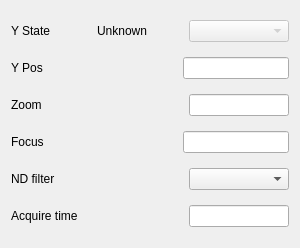
Qt form PPM_centroid/Imager_controls.ui (mseaberg/slit_alignment) before a commit.
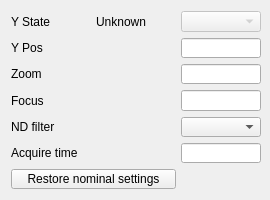
The same form after that commit. Custom widgets are drawn as their Qt base class.

Commit message: added some new settings and statistics displays

```diff
--- a/PPM_centroid/Imager_controls.ui
+++ b/PPM_centroid/Imager_controls.ui
@@ -9,27 +9,34 @@
    <rect>
     <x>0</x>
     <y>0</y>
-    <width>300</width>
-    <height>248</height>
+    <width>270</width>
+    <height>200</height>
    </rect>
   </property>
   <property name="minimumSize">
    <size>
-    <width>300</width>
+    <width>270</width>
     <height>200</height>
    </size>
   </property>
   <property name="maximumSize">
    <size>
     <width>300</width>
-    <height>16777215</height>
+    <height>220</height>
    </size>
   </property>
   <property name="windowTitle">
    <string>Form</string>
   </property>
   <layout class="QGridLayout" name="gridLayout">
-   <item row="0" column="1" colspan="2">
+   <item row="0" column="0">
+    <widget class="QLabel" name="yStateLabel">
+     <property name="text">
+      <string>Y State</string>
+     </property>
+    </widget>
+   </item>
+   <item row="0" column="1">
     <widget class="PyDMLabel" name="yStateReadback">
      <property name="minimumSize">
       <size>
@@ -48,14 +55,14 @@
      </property>
     </widget>
    </item>
-   <item row="0" column="3">
+   <item row="0" column="2">
     <widget class="PyDMEnumComboBox" name="yStateComboBox">
      <property name="enabled">
       <bool>false</bool>
      </property>
      <property name="minimumSize">
       <size>
-       <width>100</width>
+       <width>80</width>
        <height>0</height>
       </size>
      </property>
@@ -96,11 +103,11 @@
      </property>
     </widget>
    </item>
-   <item row="1" column="2" colspan="2">
+   <item row="1" column="2">
     <widget class="PyDMLineEdit" name="yPosLineEdit">
      <property name="minimumSize">
       <size>
-       <width>100</width>
+       <width>80</width>
        <height>0</height>
       </size>
      </property>
@@ -141,11 +148,11 @@
      </property>
     </widget>
    </item>
-   <item row="2" column="3">
+   <item row="2" column="2">
     <widget class="PyDMLineEdit" name="zoomLineEdit">
      <property name="minimumSize">
       <size>
-       <width>100</width>
+       <width>80</width>
        <height>0</height>
       </size>
      </property>
@@ -186,11 +193,11 @@
      </property>
     </widget>
    </item>
-   <item row="3" column="2" colspan="2">
+   <item row="3" column="2">
     <widget class="PyDMLineEdit" name="focusLineEdit">
      <property name="minimumSize">
       <size>
-       <width>100</width>
+       <width>80</width>
        <height>0</height>
       </size>
      </property>
@@ -231,11 +238,11 @@
      </property>
     </widget>
    </item>
-   <item row="4" column="3">
+   <item row="4" column="2">
     <widget class="PyDMEnumComboBox" name="ndStateComboBox">
      <property name="minimumSize">
       <size>
-       <width>100</width>
+       <width>80</width>
        <height>0</height>
       </size>
      </property>
@@ -276,11 +283,11 @@
      </property>
     </widget>
    </item>
-   <item row="5" column="3">
+   <item row="5" column="2">
     <widget class="PyDMLineEdit" name="acquireLineEdit">
      <property name="minimumSize">
       <size>
-       <width>100</width>
+       <width>80</width>
        <height>0</height>
       </size>
      </property>
@@ -292,10 +299,16 @@
      </property>
     </widget>
    </item>
-   <item row="0" column="0">
-    <widget class="QLabel" name="yStateLabel">
+   <item row="6" column="0" colspan="2">
+    <widget class="QPushButton" name="nominalButton">
+     <property name="minimumSize">
+      <size>
+       <width>165</width>
+       <height>0</height>
+      </size>
+     </property>
      <property name="text">
-      <string>Y State</string>
+      <string>Restore nominal settings</string>
      </property>
     </widget>
    </item>
```
The commit also changes 6 other files.
